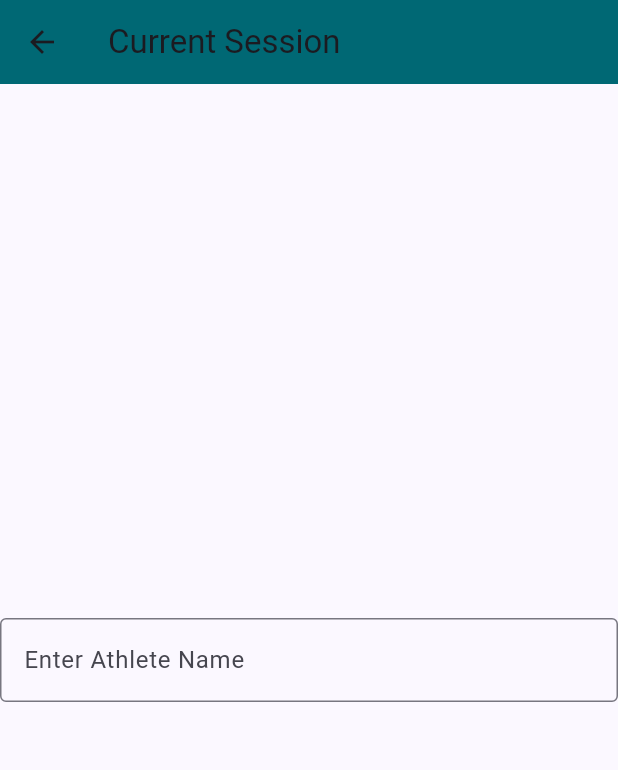
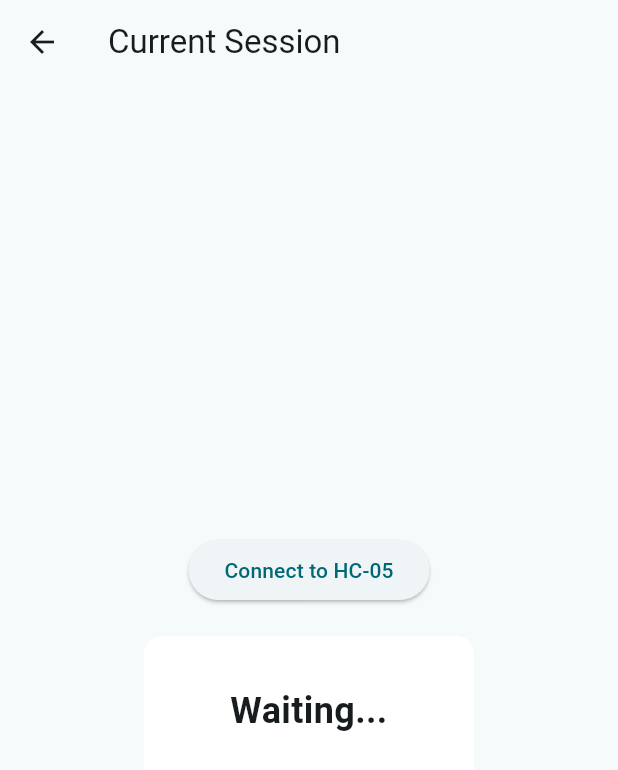
Before and after one commit to JaxJacobson/laser_timing_gate_app, a Flutter app: the StartSessionPage screen opened directly, on a phone screen of 412 x 824 dp. Shown: the top 770 px of the screen. Run offline on Flutter 3.47's test engine with Material 3 defaults, Android fonts, the phone set to English and light mode, and no system bars; missing offline and left inert: flutter_libserialport.

Commit message:
added BT features

```diff
--- a/lib/start_session.dart
+++ b/lib/start_session.dart
@@ -1,4 +1,7 @@
+import 'dart:async';
+
 import 'package:flutter/material.dart';
+import 'BT_HC05.dart';
 
 class StartSessionPage extends StatefulWidget {
   const StartSessionPage({super.key});
@@ -10,35 +13,81 @@
 class _StartSessionPageState extends State<StartSessionPage> {
   static const String title = 'Current Session';
 
+  final HC05Service hc05Service = HC05Service();
+  String latestData = 'Waiting...';
+  Timer? refreshTimer;
+
+  Future<void> button1() async {
+    ScaffoldMessenger.of(context).showSnackBar(
+      const SnackBar(
+        content: Text('Connecting...'),
+        duration: Duration(seconds: 1),
+      ),
+    );
+
+    final result = await hc05Service.connect();
+
+    // Prevents crashing if user exits mid-connection
+    if (!mounted) return;
+
+    refreshTimer?.cancel();
+    refreshTimer = Timer.periodic(const Duration(seconds: 1), (timer) {
+      if (!mounted) return;
+      setState(() {
+        latestData = hc05Service.latestValue;
+      });
+    });
+
+    ScaffoldMessenger.of(context).showSnackBar(
+      SnackBar(content: Text(result)),
+    );
+  }
+
   @override
   Widget build(BuildContext context) {
-    return Theme(
-      data: ThemeData(
-        colorScheme: ColorScheme.fromSeed(seedColor: const Color.fromARGB(255, 17, 0, 255)),
+    return Scaffold(
+      appBar: AppBar(
+        title: const Text(title),
       ),
-      child: Scaffold(
-        appBar: AppBar(
-          backgroundColor: Theme.of(context).colorScheme.primary,
-          title: const Text(title),
-        ),
       body: Center(
-        // Center is a layout widget. It takes a single child and positions it
-        // in the middle of the parent.
         child: Column(
-
-
           mainAxisAlignment: MainAxisAlignment.center,
           children: [
-            TextField(
-              decoration: InputDecoration(
-                border: OutlineInputBorder(),
-                labelText: 'Enter Athlete Name',
+            ElevatedButton(
+              onPressed: button1,
+              child: const Text('Connect to HC-05'),
+            ),
+            const SizedBox(height: 20),
+            Container(
+              width: 220,
+              height: 100,
+              alignment: Alignment.center,
+              decoration: BoxDecoration(
+                color: const Color.fromARGB(255, 255, 255, 255),
+                border: Border.all(color: const Color.fromARGB(255, 255, 255, 255), width: 2),
+                borderRadius: BorderRadius.circular(12),
+              ),
+              child: Text(
+                latestData,
+                style: const TextStyle(
+                  fontSize: 24,
+                  fontWeight: FontWeight.bold,
+                ),
+                textAlign: TextAlign.center,
               ),
             ),
-
           ],
         ),
       ),
-    ));
+    );
+  }
+
+// runs when screen closes
+// Disposes of the HC-05 connection and stops the timer to prevent memory leaks.
+  @override
+  void dispose() {
+    refreshTimer?.cancel();
+    hc05Service.dispose();
+    super.dispose();
   }
 }
--- a/pubspec.yaml
+++ b/pubspec.yaml
@@ -34,6 +34,9 @@
   # The following adds the Cupertino Icons font to your application.
   # Use with the CupertinoIcons class for iOS style icons.
   cupertino_icons: ^1.0.8
+
+  # The flutter_libserialport package provides a cross-platform API for serial port communication.
+  flutter_libserialport: ^0.5.0
 
 dev_dependencies:
   flutter_test:
```
Also changed, not shown: lib/BT_HC05.dart (added, +48 -0 lines), pubspec.lock, 5 other files.
